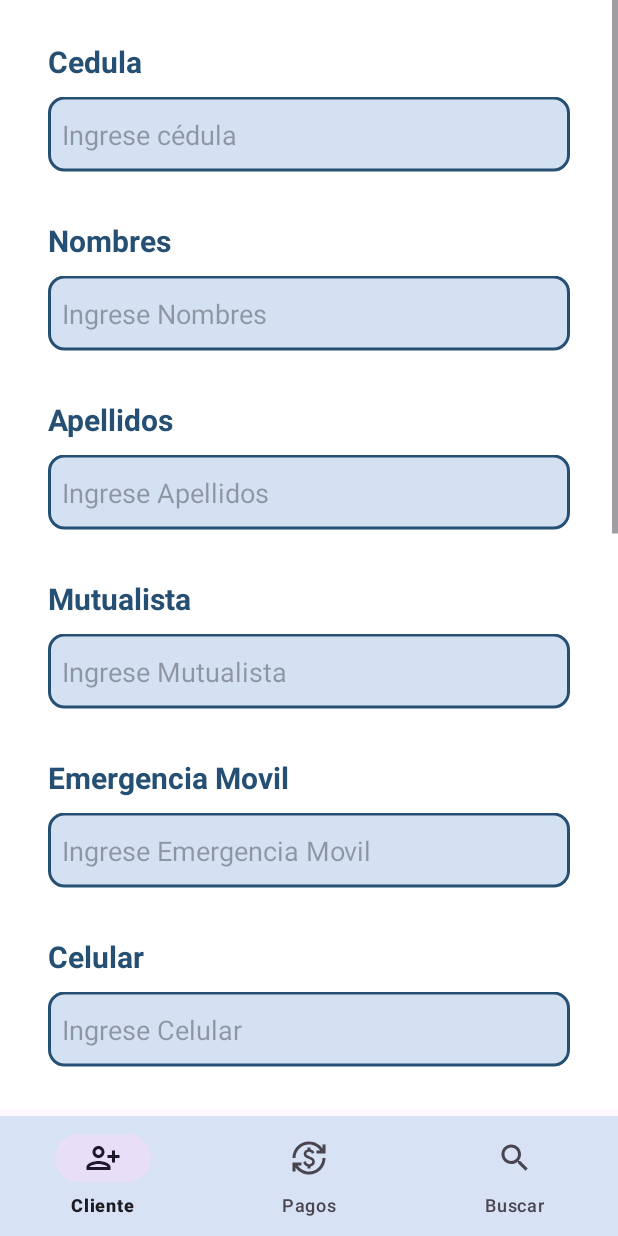
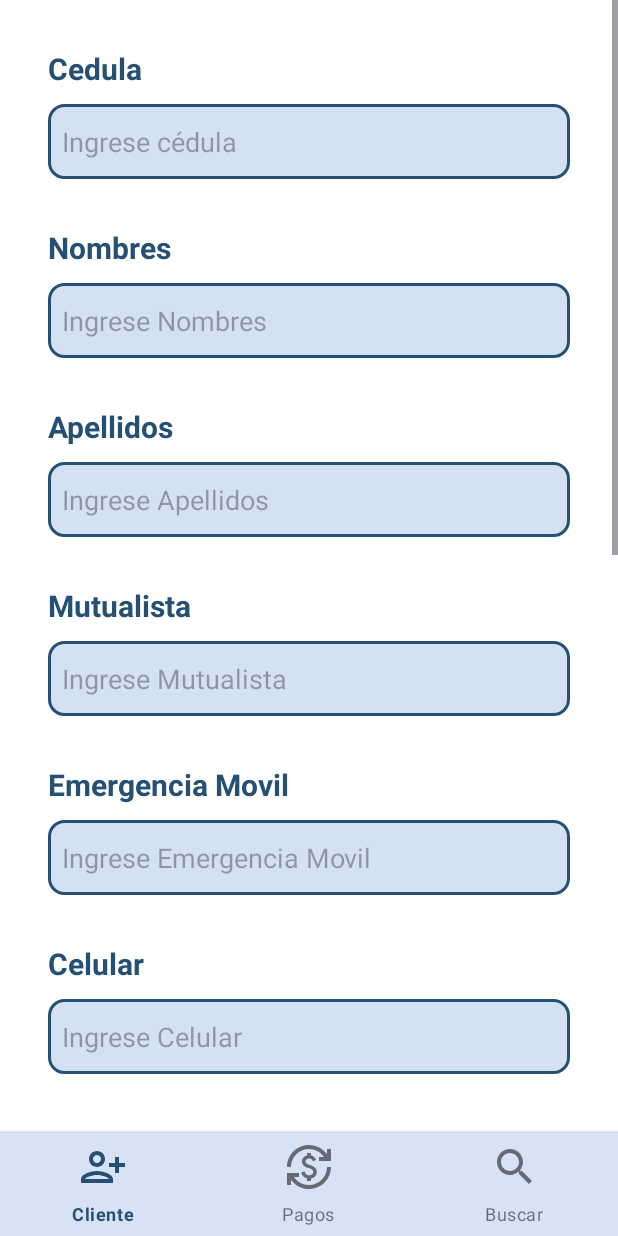
Before and after one commit to Kiriby-Dev/AppPilates, an Android app: the fragment AgregarClienteFragment placed in its activity, on a phone screen of 412 x 824 dp. Run offline under Robolectric (Android 15) with nearby library versions, the phone set to English and light mode, and no system bars; our stand-ins replace Firebase (no records; nobody signed in at launch, a user with empty details on screens opened directly).

Commit message:
Cambios de apariencia arreglos, verificacion de cedulas, tipos de cuotas

```diff
--- a/app/src/main/java/com/example/apppilates/Fragments/pagosFragment.java
+++ b/app/src/main/java/com/example/apppilates/Fragments/pagosFragment.java
@@ -301,8 +301,10 @@ public class pagosFragment extends Fragment implements ClienteAdapter.OnCheckedC
             for (QueryDocumentSnapshot document : queryDocumentSnapshots) {
                 // Obtener la cuota como un Float desde Firestore
                 String cuota_string = document.getString("cuota");
-                float cuota = Float.parseFloat(cuota_string);
-                total[0] += cuota; // Actualizar el valor de total dentro del lambda
+                if (!cuota_string.isEmpty()) {
+                    float cuota = Float.parseFloat(cuota_string);
+                    total[0] += cuota; // Actualizar el valor de total dentro del lambda
+                }
             }
             // Llamar al callback con el total calculado
             callback.onTotalReceived(total[0]);
--- a/app/src/main/res/drawable/baseline_add_task_24.xml
+++ /dev/null
@@ -1,5 +0,0 @@
-<vector android:height="24dp" android:tint="#000000"
-    android:viewportHeight="24" android:viewportWidth="24"
-    android:width="24dp" xmlns:android="http://schemas.android.com/apk/res/android">
-    <path android:fillColor="@android:color/white" android:pathData="M22,5.18L10.59,16.6l-4.24,-4.24l1.41,-1.41l2.83,2.83l10,-10L22,5.18zM12,20c-4.41,0 -8,-3.59 -8,-8s3.59,-8 8,-8c1.57,0 3.04,0.46 4.28,1.25l1.45,-1.45C16.1,2.67 14.13,2 12,2C6.48,2 2,6.48 2,12s4.48,10 10,10c1.73,0 3.36,-0.44 4.78,-1.22l-1.5,-1.5C14.28,19.74 13.17,20 12,20zM19,15h-3v2h3v3h2v-3h3v-2h-3v-3h-2V15z"/>
-</vector>
--- a/app/src/main/res/drawable/baseline_calendar_month_24.xml
+++ /dev/null
@@ -1,5 +0,0 @@
-<vector android:height="24dp" android:tint="#000000"
-    android:viewportHeight="24" android:viewportWidth="24"
-    android:width="24dp" xmlns:android="http://schemas.android.com/apk/res/android">
-    <path android:fillColor="@android:color/white" android:pathData="M19,4h-1V2h-2v2H8V2H6v2H5C3.89,4 3.01,4.9 3.01,6L3,20c0,1.1 0.89,2 2,2h14c1.1,0 2,-0.9 2,-2V6C21,4.9 20.1,4 19,4zM19,20H5V10h14V20zM9,14H7v-2h2V14zM13,14h-2v-2h2V14zM17,14h-2v-2h2V14zM9,18H7v-2h2V18zM13,18h-2v-2h2V18zM17,18h-2v-2h2V18z"/>
-</vector>
--- a/app/src/main/res/drawable/baseline_home_24.xml
+++ /dev/null
@@ -1,5 +0,0 @@
-<vector android:height="24dp" android:tint="#000000"
-    android:viewportHeight="24" android:viewportWidth="24"
-    android:width="24dp" xmlns:android="http://schemas.android.com/apk/res/android">
-    <path android:fillColor="@android:color/white" android:pathData="M10,20v-6h4v6h5v-8h3L12,3 2,12h3v8z"/>
-</vector>
--- a/app/src/main/res/drawable/baseline_person_add_alt_1_24.xml
+++ /dev/null
@@ -1,5 +0,0 @@
-<vector android:height="24dp" android:tint="#000000"
-    android:viewportHeight="24" android:viewportWidth="24"
-    android:width="24dp" xmlns:android="http://schemas.android.com/apk/res/android">
-    <path android:fillColor="@android:color/white" android:pathData="M13,8c0,-2.21 -1.79,-4 -4,-4S5,5.79 5,8s1.79,4 4,4S13,10.21 13,8zM15,10v2h3v3h2v-3h3v-2h-3V7h-2v3H15zM1,18v2h16v-2c0,-2.66 -5.33,-4 -8,-4S1,15.34 1,18z"/>
-</vector>
--- /dev/null
+++ b/app/src/main/res/drawable/bottom_navigation_selector.xml
@@ -0,0 +1,5 @@
+<?xml version="1.0" encoding="utf-8"?>
+<selector xmlns:android="http://schemas.android.com/apk/res/android">
+    <item android:state_checked="true" android:color="@color/celeste" />
+    <item android:color="@color/azul"  />
+</selector>
--- a/app/src/main/res/drawable/spinner_design.xml
+++ b/app/src/main/res/drawable/spinner_design.xml
@@ -4,7 +4,10 @@
         <layer-list>
             <item>
                 <shape android:shape="rectangle">
-                <solid android:color="#639db7"/>
+                    <solid android:color="@color/celeste2"/>
+                    <stroke
+                        android:width="2dp"
+                        android:color="@color/azul"/>
                     <corners android:radius="10dp"/>
                     <padding android:right="10dp"/>
                 </shape>
--- a/app/src/main/res/layout/activity_main.xml
+++ b/app/src/main/res/layout/activity_main.xml
@@ -19,13 +19,13 @@
 
     <com.google.android.material.bottomnavigation.BottomNavigationView
         android:id="@+id/bottomNavigationView"
+        style="@style/MyBottomNavigationStyle"
         android:layout_width="match_parent"
-        android:layout_height="wrap_content"
+        android:layout_height="70dp"
+        app:itemIconSize="32dp"
         app:layout_constraintBottom_toBottomOf="parent"
         app:layout_constraintEnd_toEndOf="parent"
         app:layout_constraintStart_toStartOf="parent"
-        android:background="?attr/colorSecondary"
-        app:itemShapeAppearanceOverlay="@style/MyBottomNavigationShape"
-        app:menu="@menu/bottom_nav_menu"/>
+        app:menu="@menu/bottom_nav_menu" />
 
 </androidx.constraintlayout.widget.ConstraintLayout>
--- a/app/src/main/res/layout/fragment_agregar_cliente.xml
+++ b/app/src/main/res/layout/fragment_agregar_cliente.xml
@@ -4,7 +4,6 @@
     xmlns:tools="http://schemas.android.com/tools"
     android:layout_width="match_parent"
     android:layout_height="match_parent"
-    android:translationY="-5dp"
     tools:context=".Fragments.AgregarClienteFragment">
 
     <androidx.constraintlayout.widget.ConstraintLayout
@@ -207,16 +206,13 @@
                     android:textSize="20sp"
                     android:textStyle="bold" />
 
-                <EditText
-                    android:id="@+id/cuotaEditText"
+                <Spinner
+                    android:id="@+id/spinnerCuota"
+                    android:layout_marginTop="10dp"
                     android:layout_width="match_parent"
                     android:layout_height="50dp"
-                    android:layout_marginTop="10dp"
-                    android:background="@drawable/edittext_background"
-                    android:ems="10"
-                    android:hint="Ingrese Cuota"
-                    android:inputType="number"
-                    android:padding="9dp" />
+                    android:popupBackground="@color/celeste2"
+                    android:background="@drawable/spinner_design"/>
 
                 <TextView
                     android:id="@+id/generoTextView"
--- a/app/src/main/res/values/styles.xml
+++ b/app/src/main/res/values/styles.xml
@@ -1,3 +1,18 @@
 <?xml version="1.0" encoding="utf-8"?>
-<resources>
+<resources xmlns:tools="http://schemas.android.com/tools">
+    <!-- Base application theme. -->
+    <style name="Base.Theme.AppPilates" parent="Theme.Material3.DayNight.NoActionBar">
+        <!-- Customize your light theme here. -->
+        <item name="colorPrimary">@color/azul</item>
+        <item name="colorSecondary">@color/celeste</item>
+    </style>
+
+    <style name="Theme.AppPilates" parent="Base.Theme.AppPilates" />
+
+    <style name="MyBottomNavigationStyle" parent="Widget.MaterialComponents.BottomNavigationView">
+        <!-- Ajustar el fondo del BottomNavigationView -->
+        <item name="android:background">@color/celeste</item>
+        <item name="itemBackground">@color/celeste</item>
+    </style>
+
 </resources>
--- a/app/src/main/res/values/themes.xml
+++ /dev/null
@@ -1,15 +0,0 @@
-<resources xmlns:tools="http://schemas.android.com/tools">
-    <!-- Base application theme. -->
-    <style name="Base.Theme.AppPilates" parent="Theme.Material3.DayNight.NoActionBar">
-        <!-- Customize your light theme here. -->
-        <item name="colorPrimary">@color/azul</item>
-        <item name="colorSecondary">@color/celeste</item>
-    </style>
-
-    <style name="MyBottomNavigationShape">
-        <item name="cornerSize">50%</item> <!-- Controla la curvatura del fondo del ícono seleccionado -->
-        <item name="android:background">@color/celeste2</item> <!-- Cambia el color de fondo del ícono seleccionado -->
-    </style>
-
-    <style name="Theme.AppPilates" parent="Base.Theme.AppPilates" />
-</resources>
```
Also changed, not shown: app/src/main/java/com/example/apppilates/Fragments/AgregarClienteFragment.java (+53 -6 lines), app/src/main/java/com/example/apppilates/activity_busqueda_cliente.java (+10 -0 lines), app/src/main/res/values-night/themes.xml (deleted, +0 -7 lines), app/src/main/res/drawable-hdpi/ic_down1.png, app/src/main/res/drawable-mdpi/ic_down1.png (deleted), app/src/main/res/drawable-xhdpi/ic_down1.png (deleted), app/src/main/res/drawable-xxhdpi/ic_down1.png (deleted). Lines whose indentation alone changed are shown as unchanged.
